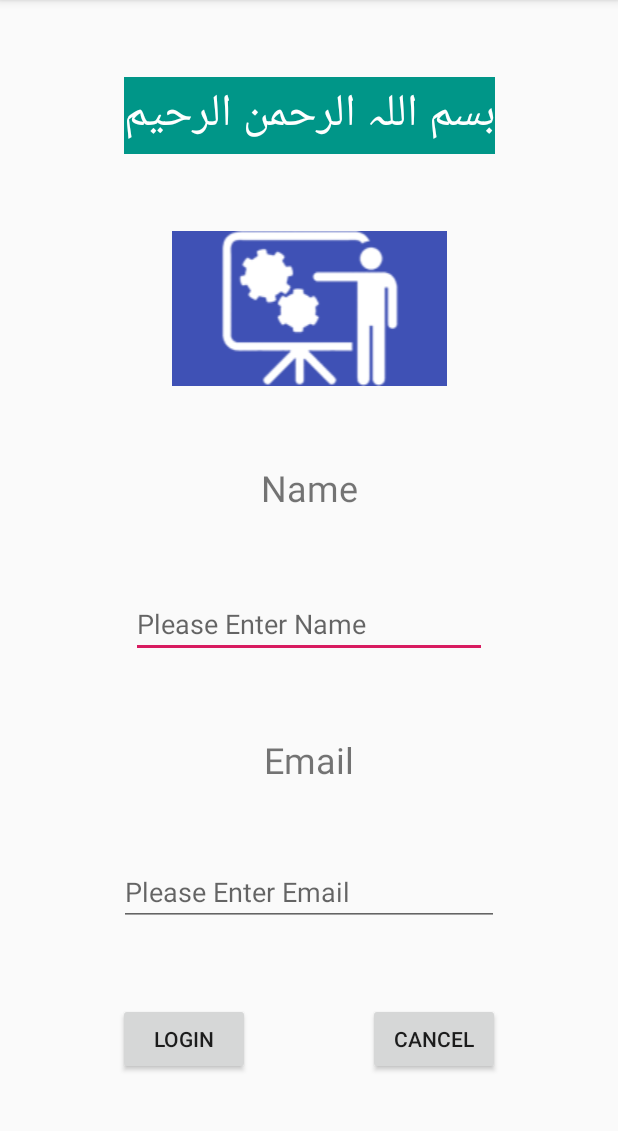
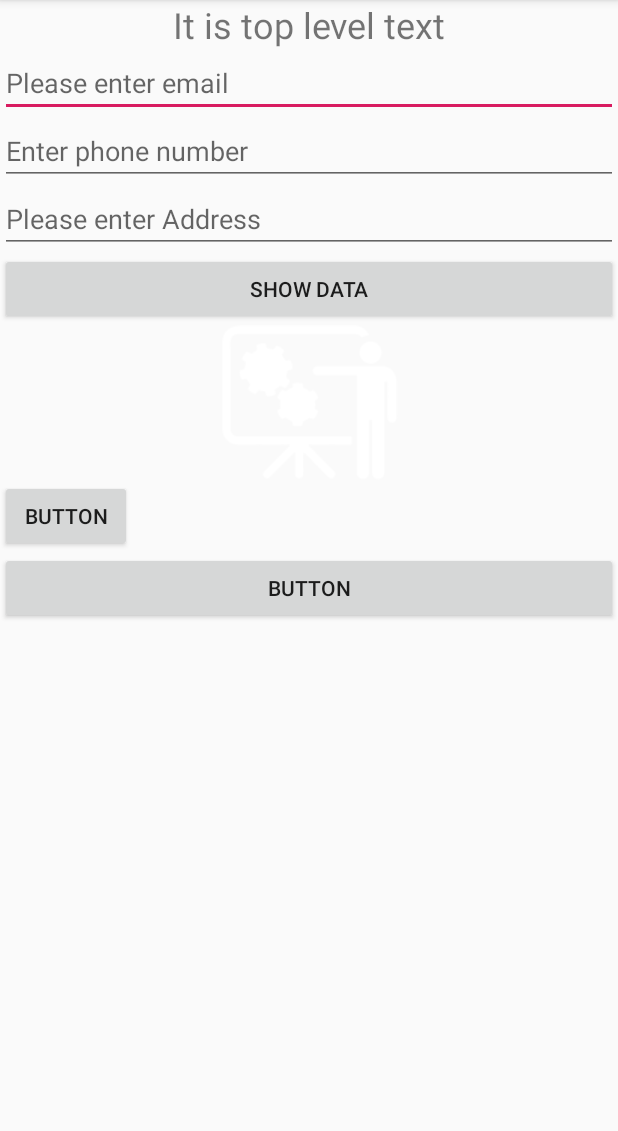
Before and after one commit to haqnawaz99/AndroidLayouts, an Android app: the screen it shows after launch (MainActivity), on a phone screen of 412 x 824 dp, the part 84-1215 px from its top. Run offline under Robolectric (Android 15) with nearby library versions, the phone set to English and light mode, and no system bars.

Commit message:
Some changes in Linear layout

```diff
--- a/app/src/main/java/org/haqnawaz/layouts/MainActivity.java
+++ b/app/src/main/java/org/haqnawaz/layouts/MainActivity.java
@@ -9,6 +9,6 @@ public class MainActivity extends AppCompatActivity {
     @Override
     protected void onCreate(Bundle savedInstanceState) {
         super.onCreate(savedInstanceState);
-        setContentView(R.layout.activity_main);
+        setContentView(R.layout.activity_linear);
     }
 }
--- a/app/src/main/res/layout/activity_linear.xml
+++ b/app/src/main/res/layout/activity_linear.xml
@@ -1,5 +1,6 @@
 <?xml version="1.0" encoding="utf-8"?>
 <LinearLayout xmlns:android="http://schemas.android.com/apk/res/android"
+    xmlns:app="http://schemas.android.com/apk/res-auto"
     android:orientation="vertical" android:layout_width="match_parent"
     android:layout_height="match_parent">
 
@@ -41,4 +42,22 @@
         android:layout_height="wrap_content"
         android:text="Show Data" />
 
+    <ImageView
+        android:id="@+id/imageView3"
+        android:layout_width="match_parent"
+        android:layout_height="wrap_content"
+        app:srcCompat="@drawable/images" />
+
+    <Button
+        android:id="@+id/button"
+        android:layout_width="wrap_content"
+        android:layout_height="wrap_content"
+        android:text="Button" />
+
+    <Button
+        android:id="@+id/button2"
+        android:layout_width="match_parent"
+        android:layout_height="wrap_content"
+        android:text="Button" />
+
 </LinearLayout>
--- a/app/src/main/res/layout/activity_main.xml
+++ b/app/src/main/res/layout/activity_main.xml
@@ -42,6 +42,18 @@
         app:layout_constraintEnd_toEndOf="parent"
         app:layout_constraintHorizontal_bias="0.5"
         app:layout_constraintStart_toStartOf="parent"
+        app:layout_constraintTop_toBottomOf="@+id/textView"
+        app:srcCompat="@drawable/images" />
+
+    <ImageView
+        android:id="@+id/imageView"
+        android:layout_width="183dp"
+        android:layout_height="wrap_content"
+        android:background="#3F51B5"
+        app:layout_constraintBottom_toTopOf="@+id/txtViewName"
+        app:layout_constraintEnd_toEndOf="@+id/textView"
+        app:layout_constraintHorizontal_bias="0.5"
+        app:layout_constraintStart_toStartOf="@+id/textView"
         app:layout_constraintTop_toBottomOf="@+id/textView"
         app:srcCompat="@drawable/images" />
 
@@ -90,11 +102,8 @@
         android:layout_width="wrap_content"
         android:layout_height="wrap_content"
         android:text="Login"
-        app:layout_constraintBottom_toBottomOf="parent"
-        app:layout_constraintEnd_toStartOf="@+id/btnCancel"
-        app:layout_constraintHorizontal_bias="0.5"
-        app:layout_constraintStart_toStartOf="parent"
-        app:layout_constraintTop_toBottomOf="@+id/editTextEmail" />
+        tools:layout_editor_absoluteX="79dp"
+        tools:layout_editor_absoluteY="635dp" />
 
     <Button
         android:id="@+id/btnCancel"
```
